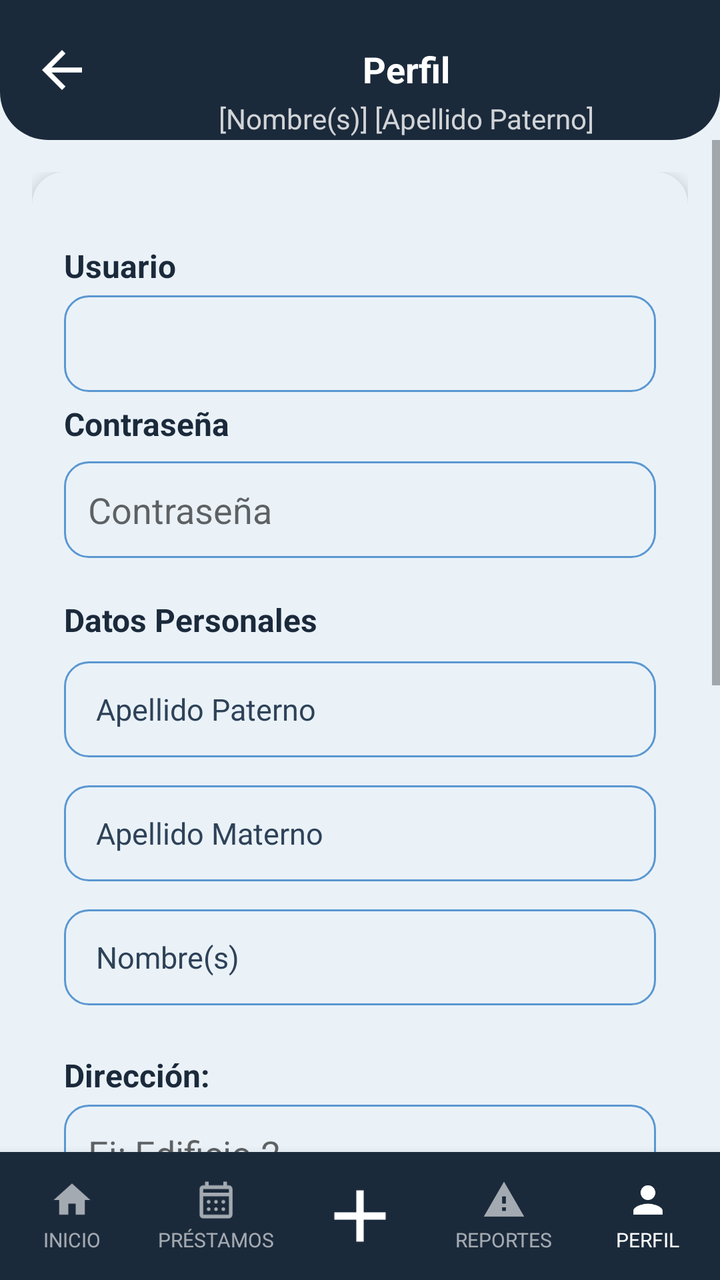
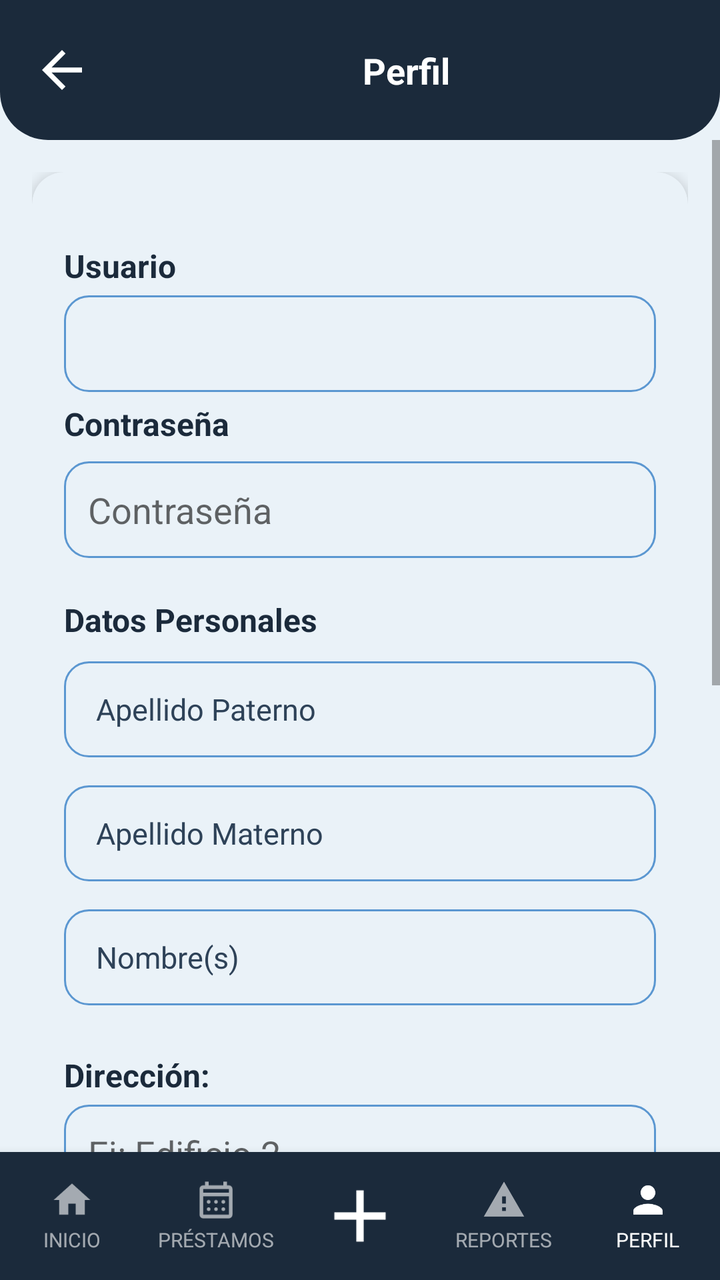

Screens rendered from an Android XML layout before and after an edit, with the pre-edit source and the edit as a unified diff.
<!-- AndroidManifest.xml: application theme Theme.YipShare -->
<!-- res/layout/activity_perfil.xml -->
<?xml version="1.0" encoding="utf-8"?>
<androidx.constraintlayout.widget.ConstraintLayout
    xmlns:android="http://schemas.android.com/apk/res/android"
    xmlns:app="http://schemas.android.com/apk/res-auto"
    xmlns:tools="http://schemas.android.com/tools"
    android:id="@+id/main"
    android:layout_width="match_parent"
    android:layout_height="match_parent"
    android:background="@color/fondo_pantalla">

    <View
        android:id="@+id/bg_header"
        android:layout_width="0dp"
        android:layout_height="0dp"
        android:background="@drawable/bg_header"
        app:layout_constraintTop_toTopOf="parent"
        app:layout_constraintStart_toStartOf="parent"
        app:layout_constraintEnd_toEndOf="parent"
        app:layout_constraintBottom_toBottomOf="@id/guideline_header" />

    <androidx.constraintlayout.widget.Guideline
        android:id="@+id/guideline_header"
        android:layout_width="wrap_content"
        android:layout_height="wrap_content"
        android:orientation="horizontal"
        app:layout_constraintGuide_begin="70dp" />

    <ImageView
        android:id="@+id/btn_regresar"
        android:layout_width="30dp"
        android:layout_height="30dp"
        android:src="@drawable/ic_arrow_back"
        app:tint="@android:color/white"
        android:contentDescription="Regresar"
        android:clickable="true"
        android:focusable="true"
        android:background="?attr/selectableItemBackgroundBorderless"
        android:layout_marginStart="16dp"
        app:layout_constraintTop_toTopOf="@id/bg_header"
        app:layout_constraintBottom_toBottomOf="@id/bg_header"
        app:layout_constraintStart_toStartOf="parent" />

    <TextView
        android:id="@+id/tv_titulo_pantalla"
        android:layout_width="0dp"
        android:layout_height="wrap_content"
        android:text="Perfil"
        android:textAlignment="center"
        android:textColor="@android:color/white"
        android:textStyle="bold"
        android:textSize="18sp"
        android:gravity="center"
        app:layout_constraintTop_toTopOf="@id/bg_header"
        app:layout_constraintBottom_toBottomOf="@id/tv_subtitulo_usuario"
        app:layout_constraintVertical_chainStyle="packed"
        app:layout_constraintStart_toEndOf="@id/btn_regresar"
        app:layout_constraintEnd_toEndOf="parent" />

    <TextView
        android:id="@+id/tv_subtitulo_usuario"
        android:layout_width="0dp"
        android:layout_height="wrap_content"
        android:text="[Nombre(s)] [Apellido Paterno]"
        android:textAlignment="center"
        android:textColor="#CCFFFFFF"
        android:textSize="14sp"
        android:gravity="center"
        android:layout_marginTop="2dp"
        app:layout_constraintTop_toBottomOf="@id/tv_titulo_pantalla"
        app:layout_constraintBottom_toBottomOf="@id/bg_header"
        app:layout_constraintStart_toEndOf="@id/btn_regresar"
        app:layout_constraintEnd_toEndOf="parent" />

    <ScrollView
        android:layout_width="0dp"
        android:layout_height="0dp"
        app:layout_constraintTop_toBottomOf="@id/guideline_header"
        app:layout_constraintStart_toStartOf="parent"
        app:layout_constraintEnd_toEndOf="parent"
        app:layout_constraintBottom_toTopOf="@id/bottom_nav">

        <androidx.constraintlayout.widget.ConstraintLayout
            android:layout_width="match_parent"
            android:layout_height="wrap_content"
            android:padding="16dp">

            <androidx.cardview.widget.CardView
                android:id="@+id/card_perfil"
                android:layout_width="0dp"
                android:layout_height="wrap_content"
                app:cardCornerRadius="16dp"
                app:cardElevation="4dp"
                app:cardBackgroundColor="@color/color_tarjeta"
                app:layout_constraintTop_toTopOf="parent"
                app:layout_constraintStart_toStartOf="parent"
                app:layout_constraintEnd_toEndOf="parent">

                <LinearLayout
                    android:layout_width="match_parent"
                    android:layout_height="wrap_content"
                    android:orientation="vertical"
                    android:padding="16dp">
                    <LinearLayout
                        android:id="@+id/layoutPagoMes"
                        android:layout_width="match_parent"
                        android:layout_height="wrap_content"
                        android:orientation="vertical"
                        android:visibility="gone">

                        <TextView
                            style="@style/TextTitle"
                            android:layout_width="match_parent"
                            android:layout_height="wrap_content"
                            android:text="Pago del mes: "
                            android:textSize="16sp"
                            android:layout_marginBottom="8dp" />

                        <CheckBox
                            android:id="@+id/cbPagoMes"
                            android:layout_width="wrap_content"
                            android:layout_height="wrap_content"
                            android:text="Sí, pagó este mes" />


                    </LinearLayout>
                    <TextView
                        style="@style/TextTitle"
                        android:layout_width="wrap_content"
                        android:layout_height="wrap_content"
                        android:layout_marginTop="20dp"
                        android:textSize="16sp"
                        android:text="Usuario" />

                    <EditText
                        android:id="@+id/et_correo_electronico"
                        android:layout_width="match_parent"
                        android:layout_height="wrap_content"
                        android:layout_marginTop="4dp"
                        android:background="@drawable/bg_input"
                        android:padding="12dp"
                        android:inputType="textNoSuggestions"
                        />

                    <TextView
                        style="@style/TextTitle"
                        android:layout_width="wrap_content"
                        android:layout_height="wrap_content"
                        android:layout_marginTop="5dp"
                        android:textSize="16sp"
                        android:text="Contraseña"
                        />

                    <EditText
                        android:id="@+id/et_contrasena"
                        android:layout_width="match_parent"
                        android:layout_height="wrap_content"
                        android:layout_marginTop="8dp"
                        android:background="@drawable/bg_input"
                        android:padding="12dp"
                        android:inputType="textPassword"
                        android:hint="Contraseña"
                        android:maxLines="1"
                        android:layout_marginBottom="10dp"/>

                    <TextView
                        android:id="@+id/datos_personales"
                        style="@style/TextTitle"
                        android:layout_width="match_parent"
                        android:layout_height="wrap_content"
                        android:text="Datos Personales"
                        android:textSize="16sp"
                        android:textStyle="bold"
                        android:layout_marginTop="10dp"
                        android:layout_marginBottom="10dp"
                        />
                    <EditText
                        android:id="@+id/apellido_paterno"
                        style="@style/InputBrand"
                        android:hint="Apellido Paterno"
                        android:inputType="textPersonName"
                        android:background="@drawable/bg_input"
                        android:minHeight="48dp"
                        android:layout_marginBottom="14dp" />

                    <EditText
                        android:id="@+id/apellido_materno"
                        style="@style/InputBrand"
                        android:hint="Apellido Materno"
                        android:inputType="textPersonName"
                        android:background="@drawable/bg_input"
                        android:minHeight="48dp"
                        android:layout_marginBottom="14dp" />

                    <EditText
                        android:id="@+id/nombres"
                        style="@style/InputBrand"
                        android:hint="Nombre(s)"
                        android:inputType="textPersonName"
                        android:background="@drawable/bg_input"
                        android:minHeight="48dp"
                        android:layout_marginBottom="14dp" />


                    <TextView
                        style="@style/TextTitle"
                        android:layout_width="wrap_content"
                        android:layout_height="wrap_content"
                        android:textSize="16sp"
                        android:layout_marginTop="10dp"
                        android:text="Dirección:" />

                    <EditText
                        android:id="@+id/et_direccion_edificio"
                        android:layout_width="match_parent"
                        android:layout_height="wrap_content"
                        android:layout_marginTop="4dp"
                        android:background="@drawable/bg_input"
                        android:padding="12dp"
                        android:inputType="textPostalAddress"
                        android:maxLines="1"
                        android:hint="Ej: Edificio 2" />
                    <EditText
                        android:id="@+id/et_direccion_departamento"
                        android:layout_width="match_parent"
                        android:layout_height="wrap_content"
                        android:layout_marginTop="8dp"
                        android:background="@drawable/bg_input"
                        android:padding="12dp"
                        android:inputType="textPostalAddress"
                        android:maxLines="1"
                        android:hint="Ej: Departamento: 14" />
                    <TextView
                        style="@style/TextTitle"
                        android:layout_width="wrap_content"
                        android:layout_height="wrap_content"
                        android:layout_marginTop="14dp"
                        android:textSize="14sp"
                        android:text="Identificación Oficial" />

                    <LinearLayout
                        android:layout_width="match_parent"
                        android:layout_height="wrap_content"
                        android:layout_marginTop="6dp"
                        android:orientation="horizontal"
                        android:gravity="center_vertical">

                        <Button
                            android:id="@+id/btn_adjuntar_identificacion"
                            style="@style/ButtonSecundary"
                            android:layout_width="wrap_content"
                            android:layout_height="wrap_content"
                            android:text="Adjuntar PDF" />

                        <TextView
                            android:id="@+id/tv_archivo_identificacion"
                            style="@style/TextBody"
                            android:layout_width="0dp"
                            android:layout_height="wrap_content"
                            android:layout_weight="1"
                            android:layout_marginStart="10dp"
                            android:maxLines="1"
                            android:ellipsize="middle"
                            android:text="Ningún archivo seleccionado" />
                    </LinearLayout>

                    <TextView
                        style="@style/TextTitle"
                        android:layout_width="wrap_content"
                        android:layout_height="wrap_content"
                        android:textSize="18sp"
                        android:layout_marginTop="10dp"
                        android:text="Mi Calificación" />

                    <LinearLayout
                        android:layout_width="wrap_content"
                        android:layout_height="wrap_content"
                        android:orientation="horizontal"
                        android:gravity="center_vertical"
                        android:layout_marginTop="8dp">

                        <RatingBar
                            android:id="@+id/rb_mi_calificacion"
                            style="@style/Widget.AppCompat.RatingBar"
                            android:layout_width="wrap_content"
                            android:layout_height="wrap_content"
                            android:numStars="5"
                            android:stepSize="0.5"
                            android:isIndicator="true"
                            android:progressTint="@color/azul_yipshare"
                            tools:rating="4" />

                        <TextView
                            android:id="@+id/tv_calificacion_numero"
                            style="@style/TextBody"
                            android:layout_width="wrap_content"
                            android:layout_height="wrap_content"
                            android:layout_marginStart="8dp"
                            android:textStyle="bold"
                            android:text="4.0" />

                    </LinearLayout>

                    <Button
                        android:id="@+id/btn_actualizar_datos"
                        style="@style/ButtonPrimary"
                        android:layout_width="match_parent"
                        android:layout_height="52dp"
                        android:layout_marginTop="20dp"
                        android:text="Actualizar Datos" />

                    <Button
                        android:id="@+id/btn_eliminar_cuenta"
                        style="@style/ButtonSecundary"
                        android:layout_width="match_parent"
                        android:layout_height="52dp"
                        android:layout_marginTop="10dp"
                        android:text="Eliminar Cuenta" />
                    <Button
                        android:id="@+id/btn_sacar_habitante"
                        style="@style/ButtonPrimary"
                        android:layout_width="match_parent"
                        android:layout_height="48dp"
                        android:layout_marginTop="10dp"
                        android:text="Eliminar Habitante de Condominio"
                        android:visibility="gone" />

                </LinearLayout>

            </androidx.cardview.widget.CardView>

        </androidx.constraintlayout.widget.ConstraintLayout>

    </ScrollView>

    <LinearLayout
        android:id="@+id/bottom_nav"
        android:layout_width="0dp"
        android:layout_height="64dp"
        android:orientation="horizontal"
        android:weightSum="5"
        android:background="@color/azul_yipshare"
        android:elevation="8dp"
        app:layout_constraintBottom_toBottomOf="parent"
        app:layout_constraintStart_toStartOf="parent"
        app:layout_constraintEnd_toEndOf="parent">

        <LinearLayout
            android:id="@+id/nav_inicio"
            android:layout_width="0dp"
            android:layout_height="match_parent"
            android:layout_weight="1"
            android:orientation="vertical"
            android:gravity="center"
            android:clickable="true"
            android:focusable="true"
            android:background="?attr/selectableItemBackgroundBorderless">

            <ImageView
                android:id="@+id/imageView_inicio"
                android:layout_width="22dp"
                android:layout_height="22dp"
                android:src="@drawable/ic_house_princial"
                app:tint="#99FFFFFF"
                android:contentDescription="Inicio" />

            <TextView
                android:id="@+id/textView_inicio"
                android:layout_width="wrap_content"
                android:layout_height="wrap_content"
                android:text="INICIO"
                android:textColor="#99FFFFFF"
                android:textSize="10sp"
                android:layout_marginTop="2dp" />
        </LinearLayout>

        <LinearLayout
            android:id="@+id/nav_prestamos"
            android:layout_width="0dp"
            android:layout_height="match_parent"
            android:layout_weight="1"
            android:orientation="vertical"
            android:gravity="center"
            android:clickable="true"
            android:focusable="true"
            android:background="?attr/selectableItemBackgroundBorderless">

            <ImageView
                android:id="@+id/imageView_prestamos"
                android:layout_width="22dp"
                android:layout_height="22dp"
                android:src="@drawable/ic_calendar_month"
                app:tint="#99FFFFFF"
                android:contentDescription="Préstamos" />

            <TextView
                android:id="@+id/textView_prestamos"
                android:layout_width="wrap_content"
                android:layout_height="wrap_content"
                android:text="PRÉSTAMOS"
                android:textColor="#99FFFFFF"
                android:textSize="10sp"
                android:layout_marginTop="2dp" />
        </LinearLayout>

        <LinearLayout
            android:id="@+id/nav_agregar"
            android:layout_width="0dp"
            android:layout_height="match_parent"
            android:layout_weight="1"
            android:orientation="vertical"
            android:gravity="center"
            android:clickable="true"
            android:focusable="true"
            android:background="?attr/selectableItemBackgroundBorderless">

            <ImageView
                android:id="@+id/imageView_agregar"
                android:layout_width="44dp"
                android:layout_height="44dp"
                android:src="@drawable/ic_plus_icon"
                app:tint="@android:color/white"
                android:contentDescription="Agregar" />
        </LinearLayout>

        <LinearLayout
            android:id="@+id/nav_reportes"
            android:layout_width="0dp"
            android:layout_height="match_parent"
            android:layout_weight="1"
            android:orientation="vertical"
            android:gravity="center"
            android:clickable="true"
            android:focusable="true"
            android:background="?attr/selectableItemBackgroundBorderless">

            <ImageView
                android:id="@+id/imageView_reportes"
                android:layout_width="22dp"
                android:layout_height="22dp"
                android:src="@drawable/ic_warning"
                app:tint="#99FFFFFF"
                android:contentDescription="Reportes" />

            <TextView
                android:id="@+id/textView_reportes"
                android:layout_width="wrap_content"
                android:layout_height="wrap_content"
                android:text="REPORTES"
                android:textColor="#99FFFFFF"
                android:textSize="10sp"
                android:layout_marginTop="2dp" />
        </LinearLayout>

        <LinearLayout
            android:id="@+id/nav_perfil"
            android:layout_width="0dp"
            android:layout_height="match_parent"
            android:layout_weight="1"
            android:orientation="vertical"
            android:gravity="center"
            android:clickable="true"
            android:focusable="true"
            android:background="?attr/selectableItemBackgroundBorderless">

            <ImageView
                android:id="@+id/imageView_perfil"
                android:layout_width="22dp"
                android:layout_height="22dp"
                android:src="@drawable/ic_person"
                app:tint="@android:color/white"
                android:contentDescription="Perfil" />

            <TextView
                android:id="@+id/textView_perfil"
                android:layout_width="wrap_content"
                android:layout_height="wrap_content"
                android:text="PERFIL"
                android:textColor="@android:color/white"
                android:textSize="10sp"
                android:layout_marginTop="2dp" />
        </LinearLayout>

    </LinearLayout>

</androidx.constraintlayout.widget.ConstraintLayout>
<!-- resources referenced by this layout -->
<resources>
  <color name="azul_yipshare">#1B2A3B</color>
  <color name="color_tarjeta">#EAF2F8</color>
  <color name="fondo_pantalla">#EAF2F8</color>
  <!-- drawable bg_header (drawable) -->
  <?xml version="1.0" encoding="utf-8"?>
  <shape xmlns:android="http://schemas.android.com/apk/res/android"
      android:shape="rectangle">
      <solid android:color="@color/azul_yipshare" />
      <corners
          android:bottomLeftRadius="24dp"
          android:bottomRightRadius="24dp" />
  </shape>
  <!-- drawable ic_house_princial (drawable) -->
  <vector xmlns:android="http://schemas.android.com/apk/res/android"
      android:width="24dp"
      android:height="24dp"
      android:viewportWidth="24"
      android:viewportHeight="24">
      <path
          android:fillColor="@android:color/white"
          android:pathData="M10,20v-6h4v6h5v-8h3L12,3 2,12h3v8z"/>
  </vector>
  <!-- drawable ic_warning (drawable) -->
  <vector xmlns:android="http://schemas.android.com/apk/res/android"
      android:width="24dp"
      android:height="24dp"
      android:viewportWidth="24"
      android:viewportHeight="24">
      <path
          android:fillColor="@android:color/white"
          android:pathData="M1,21h22L12,2 1,21zM13,18h-2v-2h2v2zM13,14h-2v-4h2v4z"/>
  </vector>
  <style name="ButtonPrimary">
          <item name="android:layout_width">match_parent</item>
          <item name="android:layout_height">52dp</item>
          <item name="android:background">@drawable/bg_button_primary</item>
          <item name="android:textColor">#FFFFFF</item>
          <item name="android:textSize">16sp</item>
          <item name="android:textAllCaps">false</item>
      </style>
  <style name="ButtonSecundary">
          <item name="android:layout_width">match_parent</item>
          <item name="android:layout_height">52dp</item>
          <item name="android:background">@drawable/bg_button_secundary</item>
          <item name="android:textColor">#FFFFFF</item>
          <item name="android:textSize">16sp</item>
          <item name="android:textAllCaps">false</item>
      </style>
  <style name="InputBrand">
          <item name="android:layout_width">match_parent</item>
          <item name="android:layout_height">wrap_content</item>
          <item name="android:background">@drawable/bg_input</item>
          <item name="android:textColor">@color/texto_primario</item>
          <item name="android:textColorHint">@color/texto_hint</item>
          <item name="android:textSize">15sp</item>
      </style>
  <style name="TextBody">
          <item name="android:textColor">@color/texto_secundario</item>
          <item name="android:textSize">14sp</item>
      </style>
  <style name="TextTitle">
          <item name="android:textColor">@color/azul_yipshare</item>
          <item name="android:textSize">18sp</item>
          <item name="android:textStyle">bold</item>
      </style>
  <style name="Theme.YipShare" parent="Theme.AppCompat.DayNight.NoActionBar">
          <item name="android:windowBackground">@color/fondo_pantalla</item>
      </style>
  <color name="input_fondo">#EAF2F8</color>
  <color name="input_stroke">#5B97D1</color>
  <!-- drawable bg_button_primary (drawable) -->
  <?xml version="1.0" encoding="utf-8"?>
  <shape xmlns:android="http://schemas.android.com/apk/res/android"
      android:shape="rectangle">
      <solid android:color="@color/azul_yipshare" />
      <corners android:radius="12dp" />
  </shape>
  <!-- drawable bg_button_secundary (drawable) -->
  <?xml version="1.0" encoding="utf-8"?>
  <shape xmlns:android="http://schemas.android.com/apk/res/android"
      android:shape="rectangle">
      <solid android:color="@color/input_stroke" />
      <corners android:radius="12dp" />
  </shape>
  <color name="texto_primario">#0D1622</color>
  <color name="texto_hint">#2E4258</color>
  <color name="texto_secundario">#2E4258</color>
  <!-- unchanged entries left out for length: 5 -->
</resources>

<!-- the commit's change to res/layout/activity_perfil.xml (unified diff, before → after) -->
@@ -51,25 +51,11 @@
         android:textSize="18sp"
         android:gravity="center"
         app:layout_constraintTop_toTopOf="@id/bg_header"
-        app:layout_constraintBottom_toBottomOf="@id/tv_subtitulo_usuario"
+        app:layout_constraintBottom_toBottomOf="@id/guideline_header"
         app:layout_constraintVertical_chainStyle="packed"
         app:layout_constraintStart_toEndOf="@id/btn_regresar"
         app:layout_constraintEnd_toEndOf="parent" />
 
-    <TextView
-        android:id="@+id/tv_subtitulo_usuario"
-        android:layout_width="0dp"
-        android:layout_height="wrap_content"
-        android:text="[Nombre(s)] [Apellido Paterno]"
-        android:textAlignment="center"
-        android:textColor="#CCFFFFFF"
-        android:textSize="14sp"
-        android:gravity="center"
-        android:layout_marginTop="2dp"
-        app:layout_constraintTop_toBottomOf="@id/tv_titulo_pantalla"
-        app:layout_constraintBottom_toBottomOf="@id/bg_header"
-        app:layout_constraintStart_toEndOf="@id/btn_regresar"
-        app:layout_constraintEnd_toEndOf="parent" />
 
     <ScrollView
         android:layout_width="0dp"
